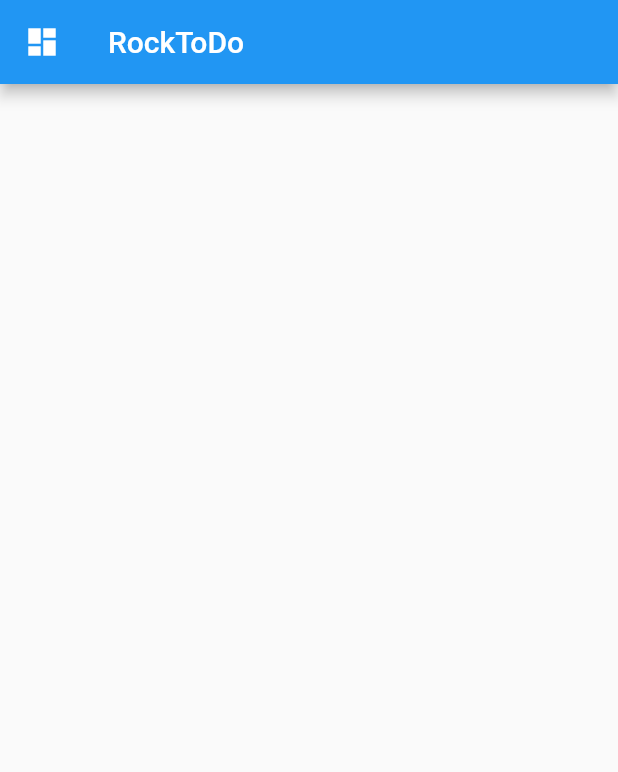
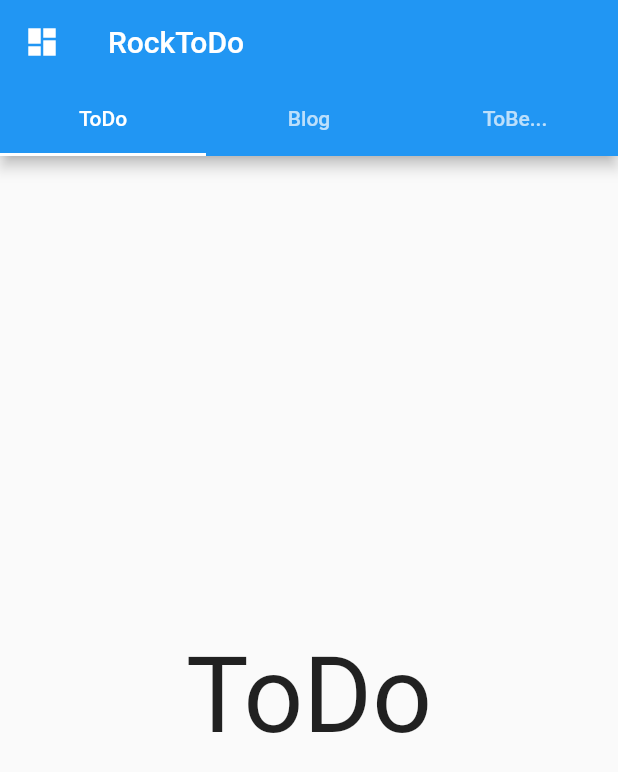
Before and after one commit to RyanHuen/FluRockToDo, a Flutter app: the Home screen opened by its route, on a phone screen of 412 x 824 dp. Shown: the top 772 px of the screen. Run offline on Flutter 3.47's test engine with Material 2 defaults, Android fonts, the phone set to English and light mode, and no system bars; drawn by our look-alikes of oktoast; our stand-ins replace dio, logger, shared_preferences; accounts and stored records are empty; network calls fail.

Commit message:
首页Tab

```diff
--- a/lib/home/home_page.dart
+++ b/lib/home/home_page.dart
@@ -1,4 +1,3 @@
-import 'package:flutter/cupertino.dart';
 import 'package:flutter/material.dart';
 import 'package:oktoast/oktoast.dart';
 
@@ -7,7 +6,17 @@ class Home extends StatefulWidget {
   State<StatefulWidget> createState() => _HomeWidgetState();
 }
 
-class _HomeWidgetState extends State<Home> {
+class _HomeWidgetState extends State<Home> with SingleTickerProviderStateMixin {
+  TabController _tabController;
+  List tabs = ["ToDo", "Blog", "ToBe..."];
+
+  @override
+  void initState() {
+    // TODO: implement initState
+    super.initState();
+    _tabController = TabController(length: tabs.length, vsync: this);
+  }
+
   @override
   Widget build(BuildContext context) {
     return Scaffold(
@@ -27,6 +36,25 @@ class _HomeWidgetState extends State<Home> {
             );
           },
         ),
+        bottom: TabBar(
+            controller: _tabController,
+            tabs: tabs
+                .map((e) => Tab(
+                      text: e,
+                    ))
+                .toList()),
+      ),
+      body: TabBarView(
+        controller: _tabController,
+        children: tabs.map((e) {
+          return Container(
+            alignment: Alignment.center,
+            child: Text(
+              e,
+              textScaleFactor: 5,
+            ),
+          );
+        }).toList(),
       ),
     );
   }
```
Also changed, not shown: lib/main.dart (+0 -21 lines).
